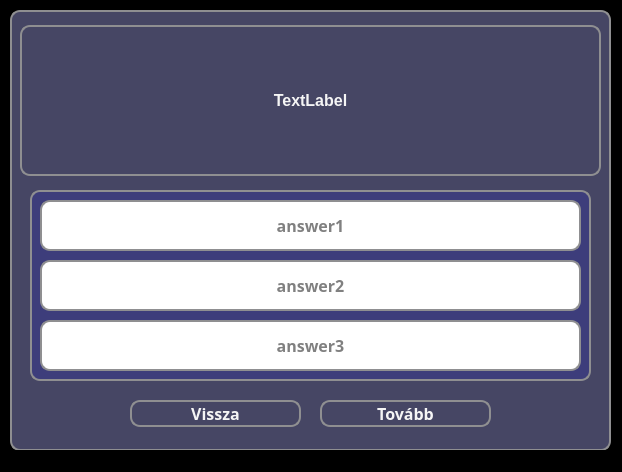
First picture: the form in src/main/resources/ui/green/greenLearningWindowQuestion.ui, repository pkristof1999/Szakdolgozat, before the edit.
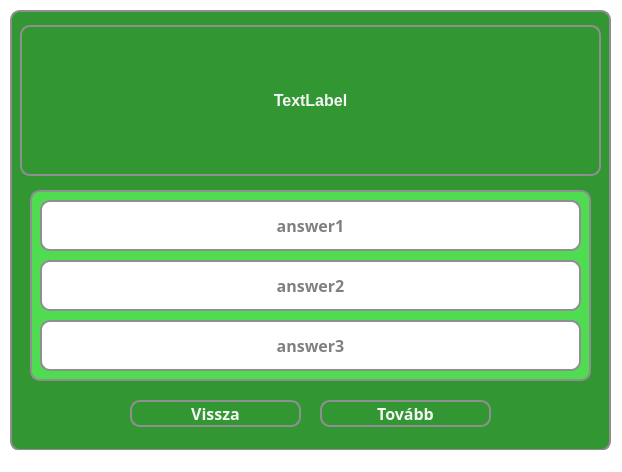
Second picture: the form after the edit.

```diff
--- a/src/main/resources/ui/green/greenLearningWindowQuestion.ui
+++ b/src/main/resources/ui/green/greenLearningWindowQuestion.ui
@@ -15,7 +15,7 @@
   </property>
   <property name="styleSheet">
    <string notr="true">* {
-	background-color: black;
+	background-color: white;
 }</string>
   </property>
   <widget class="QWidget" name="centralwidget">
@@ -30,7 +30,7 @@
     </property>
     <property name="styleSheet">
      <string notr="true">* {
-	background-color: rgb(70, 70, 100);
+	background-color: rgb(50, 150, 50);
     border: 2px solid #8f8f91;
     border-radius: 10px;
     color: white;
@@ -49,7 +49,7 @@
      </property>
      <property name="styleSheet">
       <string notr="true">* {
-	background-color: #3d3d7b;
+	background-color: rgb(80, 220, 80);
 	border: 2px solid #8f8f91;
 	border-radius: 10px;
 	color: white;
@@ -178,7 +178,7 @@
      </property>
      <property name="styleSheet">
       <string notr="true">* {
-	background-color: rgb(70, 70, 100);
+	background-color:  rgb(50, 150, 50);
 	color: whitesmoke;
 }
 
@@ -209,7 +209,7 @@
      </property>
      <property name="styleSheet">
       <string notr="true">* {
-	background-color: rgb(70, 70, 100);
+	background-color:  rgb(50, 150, 50);
 	color: whitesmoke;
 }
 
```
Left out of the diff: 10 changed lines with no effect on the pictures.
